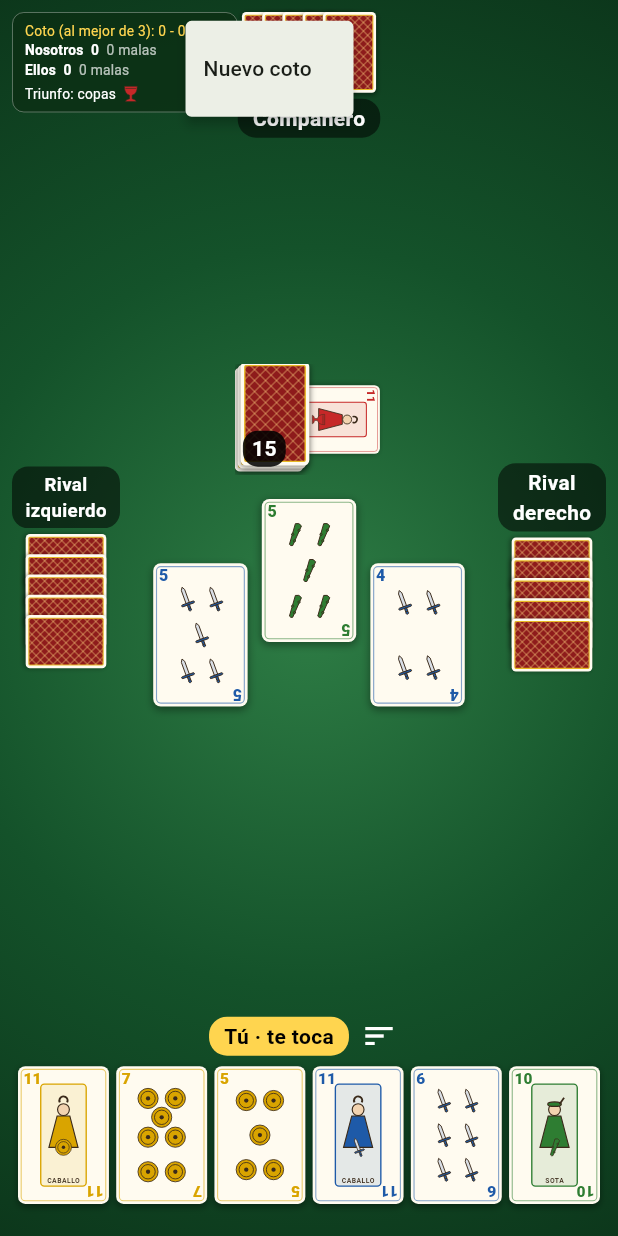
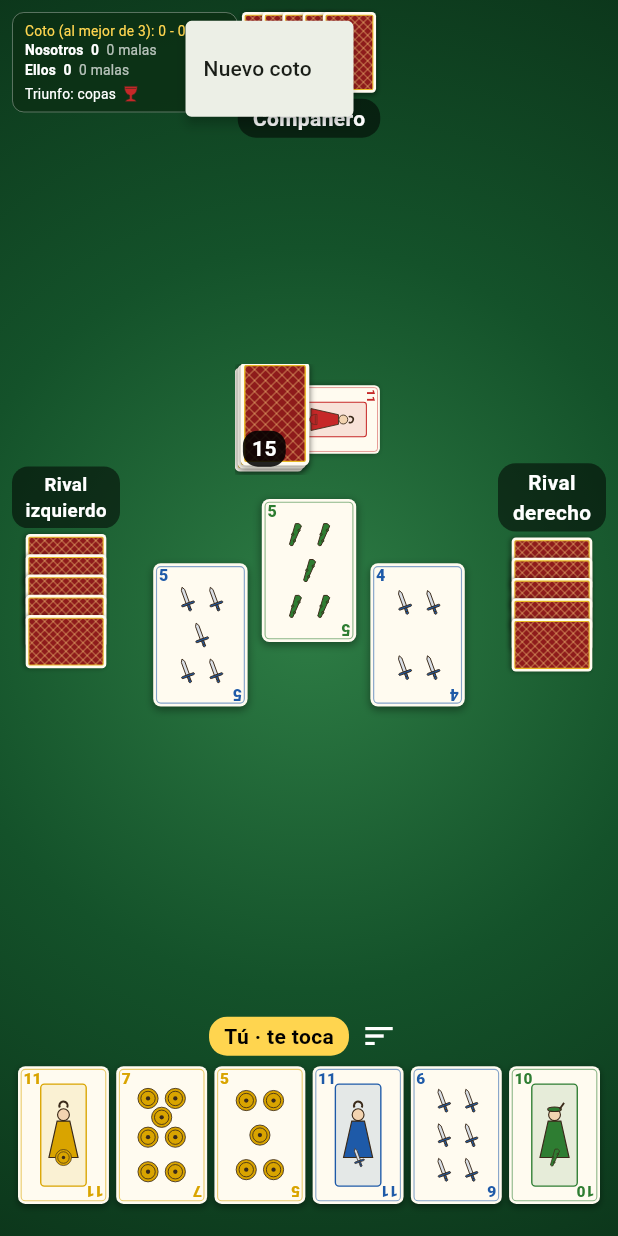
Before and after one commit to Groguet84/guinote, a Flutter app: the screen it shows after launch, after a tap on the "more vert" icon, on a phone screen of 412 x 824 dp. Run offline on Flutter 3.47's test engine with Material 3 defaults, Android fonts, the phone set to English and light mode, and no system bars.

Commit message:
Figuras sin nombre: se reconocen por el número y el dibujo
Co-Authored-By: Claude Opus 5.5 <noreply@anthropic.com>

```diff
--- a/app/lib/src/cartas/pintor_carta.dart
+++ b/app/lib/src/cartas/pintor_carta.dart
@@ -125,7 +125,8 @@ class PintorCarta extends CustomPainter {
     ],
   };
 
-  /// Figuras: retrato estilizado con el nombre y el símbolo del palo.
+  /// Figuras: retrato estilizado con el símbolo del palo. Sin nombre: se
+  /// reconocen por el número y el dibujo, como en la baraja de verdad.
   void _figura(Canvas canvas, Rect zona) {
     final color = colorPalo(carta.palo);
     final marco = RRect.fromRectAndRadius(
@@ -143,7 +144,7 @@ class PintorCarta extends CustomPainter {
 
     final cx = zona.center.dx;
     final u = zona.width;
-    final cabeza = Offset(cx, zona.top + zona.height * 0.25);
+    final cabeza = Offset(cx, zona.top + zona.height * 0.3);
     final relleno = Paint()..color = color;
     final piel = Paint()..color = const Color(0xFFF2D3B0);
     final contorno = Paint()
@@ -155,8 +156,8 @@ class PintorCarta extends CustomPainter {
     final cuerpo = Path()
       ..moveTo(cx - u * 0.14, cabeza.dy + u * 0.14)
       ..lineTo(cx + u * 0.14, cabeza.dy + u * 0.14)
-      ..lineTo(cx + u * 0.32, zona.top + zona.height * 0.62)
-      ..lineTo(cx - u * 0.32, zona.top + zona.height * 0.62)
+      ..lineTo(cx + u * 0.32, zona.top + zona.height * 0.72)
+      ..lineTo(cx - u * 0.32, zona.top + zona.height * 0.72)
       ..close();
     canvas.drawPath(cuerpo, relleno);
     canvas.drawPath(cuerpo, contorno);
@@ -208,28 +209,9 @@ class PintorCarta extends CustomPainter {
     pintarSimbolo(
       canvas,
       carta.palo,
-      Offset(cx, zona.top + zona.height * 0.62),
+      Offset(cx, zona.top + zona.height * 0.72),
       u * 0.42,
     );
-
-    final nombre = TextPainter(
-      text: TextSpan(
-        text: carta.valor.nombre.toUpperCase(),
-        style: TextStyle(
-          color: _tinta,
-          fontFamily: 'Roboto',
-          fontSize: u * 0.15,
-          fontWeight: FontWeight.w700,
-          letterSpacing: u * 0.01,
-        ),
-      ),
-      textDirection: TextDirection.ltr,
-    )..layout(maxWidth: zona.width);
-    nombre.paint(
-      canvas,
-      Offset(cx - nombre.width / 2, zona.bottom - nombre.height - u * 0.04),
-    );
-    nombre.dispose();
   }
 
   @override
```
Also changed, not shown: docs/capturas/mesa_arrastre.png, docs/capturas/mesa_escritorio.png, docs/capturas/mesa_movil.png.
